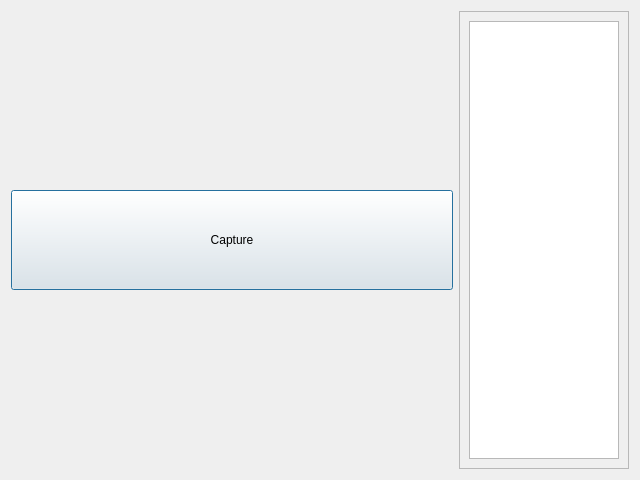
vahagnIV/gago-ui, file src/modules/calibration/calibrator/mle_calibration_window.ui: the form before one commit.
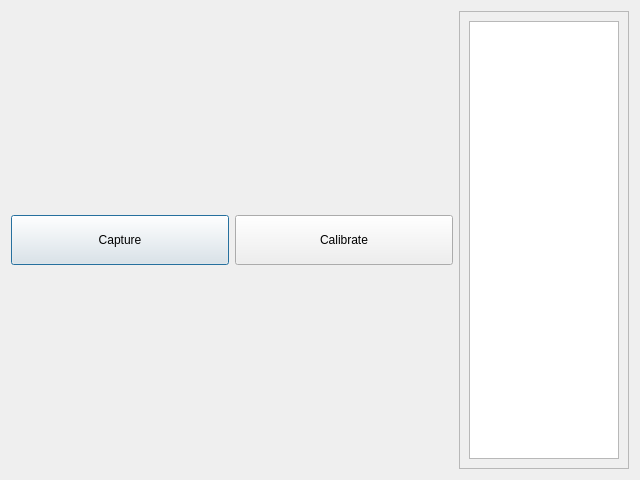
The form after the commit.

What changed in the file:
```diff
--- a/src/modules/calibration/calibrator/mle_calibration_window.ui
+++ b/src/modules/calibration/calibrator/mle_calibration_window.ui
@@ -28,7 +28,13 @@
            <property name="minimumSize">
             <size>
              <width>0</width>
-             <height>100</height>
+             <height>50</height>
+            </size>
+           </property>
+           <property name="maximumSize">
+            <size>
+             <width>16777215</width>
+             <height>16777215</height>
             </size>
            </property>
            <property name="text">
@@ -36,6 +42,19 @@
            </property>
           </widget>
          </item>
+         <item>
+          <widget class="QPushButton" name="pushButton_2">
+           <property name="minimumSize">
+            <size>
+             <width>0</width>
+             <height>50</height>
+            </size>
+           </property>
+           <property name="text">
+            <string>Calibrate</string>
+           </property>
+          </widget>
+         </item>
         </layout>
        </item>
       </layout>
```
